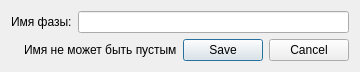
First picture: the form in dialogeditor/phaseeditorwindow.ui, repository QtWorks/VirtualClientDialogEditor, before the edit.
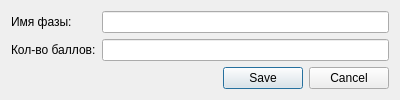
Second picture: the form after the edit.

What changed in the file:
```diff
--- a/dialogeditor/phaseeditorwindow.ui
+++ b/dialogeditor/phaseeditorwindow.ui
@@ -6,8 +6,8 @@
    <rect>
     <x>0</x>
     <y>0</y>
-    <width>332</width>
-    <height>71</height>
+    <width>400</width>
+    <height>100</height>
    </rect>
   </property>
   <property name="windowTitle">
@@ -15,16 +15,26 @@
   </property>
   <layout class="QVBoxLayout" name="verticalLayout">
    <item>
-    <layout class="QHBoxLayout" name="horizontalLayout_2">
-     <item>
+    <layout class="QGridLayout" name="gridLayout">
+     <item row="0" column="1">
+      <widget class="QLineEdit" name="nameLineEdit"/>
+     </item>
+     <item row="0" column="0">
       <widget class="QLabel" name="label">
        <property name="text">
         <string>Имя фазы:</string>
        </property>
       </widget>
      </item>
-     <item>
-      <widget class="QLineEdit" name="lineEdit"/>
+     <item row="1" column="0">
+      <widget class="QLabel" name="label_2">
+       <property name="text">
+        <string>Кол-во баллов:</string>
+       </property>
+      </widget>
+     </item>
+     <item row="1" column="1">
+      <widget class="QLineEdit" name="scoreLineEdit"/>
      </item>
     </layout>
    </item>
@@ -40,7 +50,7 @@
      <item>
       <widget class="QLabel" name="errorTextLabel">
        <property name="text">
-        <string>Имя не может быть пустым</string>
+        <string/>
        </property>
       </widget>
      </item>
```
